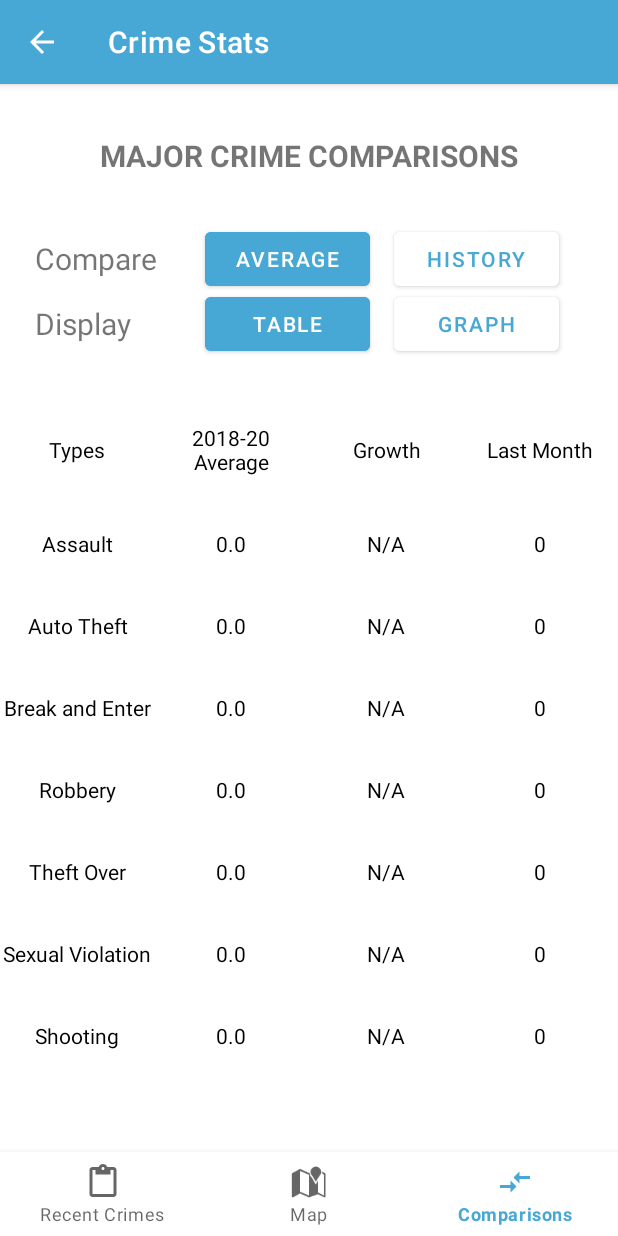
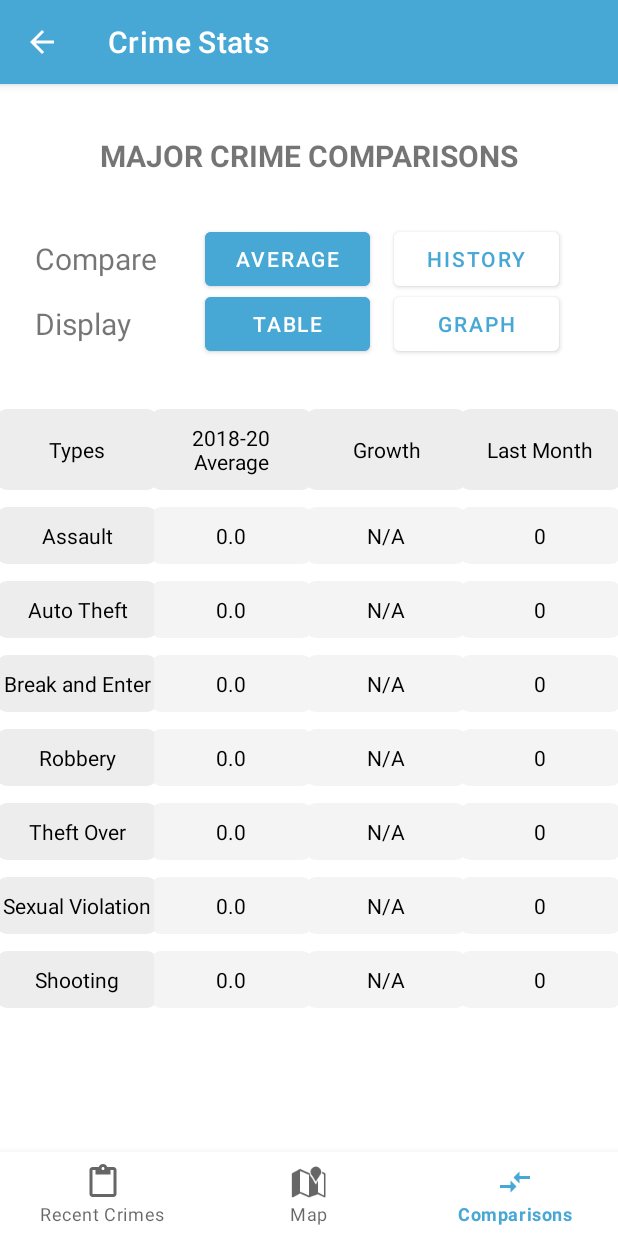
Before and after one commit to heatherwang39/NWTO, an Android app: the CrimeStatsActivity screen opened directly, with no data from a screen before it, item 3 of the bottom bar chosen, on a phone screen of 412 x 824 dp. Run offline under Robolectric (Android 15) with nearby library versions, the phone set to English and light mode, and no system bars; our stand-ins replace Firebase (no records; nobody signed in at launch, a user with empty details on screens opened directly); libraries missing offline, so code that uses them is left out: com.google.maps.android, com.jjoe64.graphview, org.osmdroid.api, org.osmdroid.config, org.osmdroid.tileprovider and 2 more; plain views replace GraphView; pictures from the network do not load; 54 statements that could not run were skipped.

Commit message:
Modify the comparisons tables layouts

```diff
--- a/app/src/main/java/com/example/nwto/CrimeStatsActivity.java
+++ b/app/src/main/java/com/example/nwto/CrimeStatsActivity.java
@@ -42,7 +42,7 @@ import java.util.Random;
 
 public class CrimeStatsActivity extends AppCompatActivity {
     private static final String TAG = "TAG: " + CrimeStatsActivity.class.getSimpleName();
-    private int colorWhite, colorGreen, colorYellow, colorRed, colorBlack, colorAccent;
+    private int colorWhite, colorGreen, colorYellow, colorRed, colorHeader, colorBody;
 
     public static final String[] HEADER_MODE1 = new String[] {"Types", "2018-20 Average", "Growth", "Last Month"};
     public static final String[] HEADER_MODE2 = new String[] {"Types", "2018 Avg", "2019 Avg", "2020 Avg", "Last Month"};
@@ -317,9 +317,9 @@ public class CrimeStatsActivity extends AppCompatActivity {
         for (int row = 0; row < rowNumb_mode1; row++) {
             for (int col = 0; col < colNumb_mode1; col++) {
                 int index = row * colNumb_mode1 + col;
-                if (row == 0) mTable_mode1.add(new TableBox(index, header_mode1[col], colorWhite));
-                else if (col == 0) mTable_mode1.add(new TableBox(index, stub_mode1[row - 1], colorWhite));
-                else mTable_mode1.add(new TableBox(index, "0.0", colorWhite));
+                if (row == 0) mTable_mode1.add(new TableBox(index, header_mode1[col], colorHeader));
+                else if (col == 0) mTable_mode1.add(new TableBox(index, stub_mode1[row - 1], colorHeader));
+                else mTable_mode1.add(new TableBox(index, "0.0", colorBody));
             }
         }
 
@@ -329,9 +329,9 @@ public class CrimeStatsActivity extends AppCompatActivity {
         for (int row = 0; row < rowNumb_mode2; row++) {
             for (int col = 0; col < colNumb_mode2; col++) {
                 int index = row * colNumb_mode2 + col;
-                if (row == 0) mTable_mode2.add(new TableBox(index, header_mode2[col], colorWhite));
-                else if (col == 0) mTable_mode2.add(new TableBox(index, stub_mode2[row - 1], colorWhite));
-                else mTable_mode2.add(new TableBox(index, "0.0", colorWhite));
+                if (row == 0) mTable_mode2.add(new TableBox(index, header_mode2[col], colorHeader));
+                else if (col == 0) mTable_mode2.add(new TableBox(index, stub_mode2[row - 1], colorHeader));
+                else mTable_mode2.add(new TableBox(index, "0.0", colorBody));
             }
         }
 
@@ -439,11 +439,11 @@ public class CrimeStatsActivity extends AppCompatActivity {
 
     private void initializeColor() {
         colorWhite = getResources().getColor(R.color.white);
+        colorHeader = getResources().getColor(R.color.white3);
+        colorBody = getResources().getColor(R.color.white2);
         colorGreen = getResources().getColor(R.color.green);
         colorYellow = getResources().getColor(R.color.yellow);
         colorRed = getResources().getColor(R.color.red);
-        colorBlack = getResources().getColor(R.color.black);
-        colorAccent = getResources().getColor(R.color.colorAccent);
     }
 
     private int[] getLastMonthPeriod() {
--- a/app/src/main/java/com/example/nwto/adapter/TableAdapter.java
+++ b/app/src/main/java/com/example/nwto/adapter/TableAdapter.java
@@ -1,10 +1,7 @@
 package com.example.nwto.adapter;
 
 import android.content.Context;
-import android.content.res.ColorStateList;
-import android.graphics.PorterDuff;
 import android.os.Build;
-import android.util.Log;
 import android.view.LayoutInflater;
 import android.view.View;
 import android.view.ViewGroup;
@@ -16,7 +13,6 @@ import androidx.recyclerview.widget.RecyclerView;
 
 import com.example.nwto.R;
 import com.example.nwto.model.TableBox;
-import com.google.android.material.button.MaterialButton;
 
 import java.util.List;
 
@@ -42,7 +38,7 @@ public class TableAdapter extends RecyclerView.Adapter<TableAdapter.MyViewHolder
         TableBox tableBox = table.get(position);
         holder.mTextBox.setText(tableBox.getText());
 //        if (tableBox.getBackgroundColor() != context.getResources().getColor(R.color.white))
-            holder.mTextBox.getBackground().setTint(tableBox.getBackgroundColor());
+        holder.mTextBox.getBackground().setTint(tableBox.getBackgroundColor());
 //        else {
 //            holder.mTextBox.setBackground(context.getDrawable(R.drawable.tablebox_border));
 //        }
--- a/app/src/main/res/layout/custom_layout_table.xml
+++ b/app/src/main/res/layout/custom_layout_table.xml
@@ -4,7 +4,7 @@
     xmlns:app="http://schemas.android.com/apk/res-auto"
     android:layout_width="match_parent"
     android:layout_height="wrap_content"
-    android:paddingBottom="15dp"
+    android:paddingBottom="10dp"
     android:orientation="vertical">
 
     <TextView
--- a/app/src/main/res/values/colors.xml
+++ b/app/src/main/res/values/colors.xml
@@ -22,6 +22,8 @@ navigationBarColor – The color of the navigation bar
     <color name="red">#E91E63</color>
     <color name="blue">#2196F3</color>
     <color name="grey">#808080</color>
+    <color name="white2">#F4F4F4</color>
+    <color name="white3">#EDEDED</color>
 
     <color name="colorPrimary">#47A8D5</color>        <!-- The color of the app bar, buttons -->
     <color name="colorPrimaryDark">#47A8D5</color>    <!-- The color of the status bar and contextual app bars; this is normally a dark version of colorPrimary -->
```
